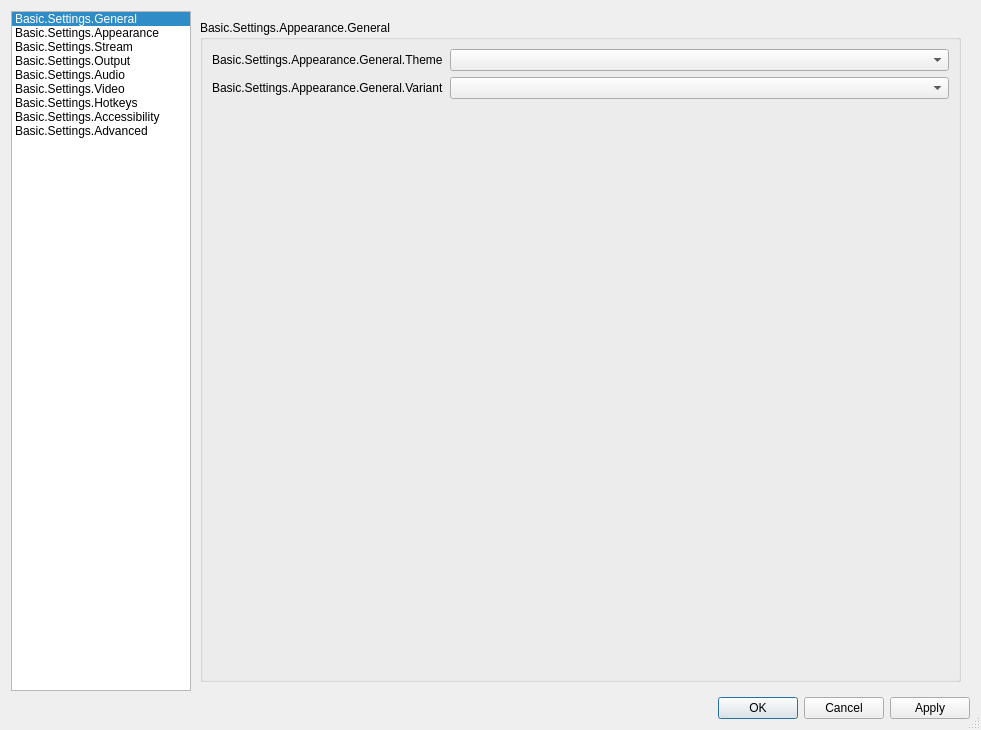
Qt form UI/forms/OBSBasicSettings.ui (BlueCheeseburger/obs-studio) before a commit.
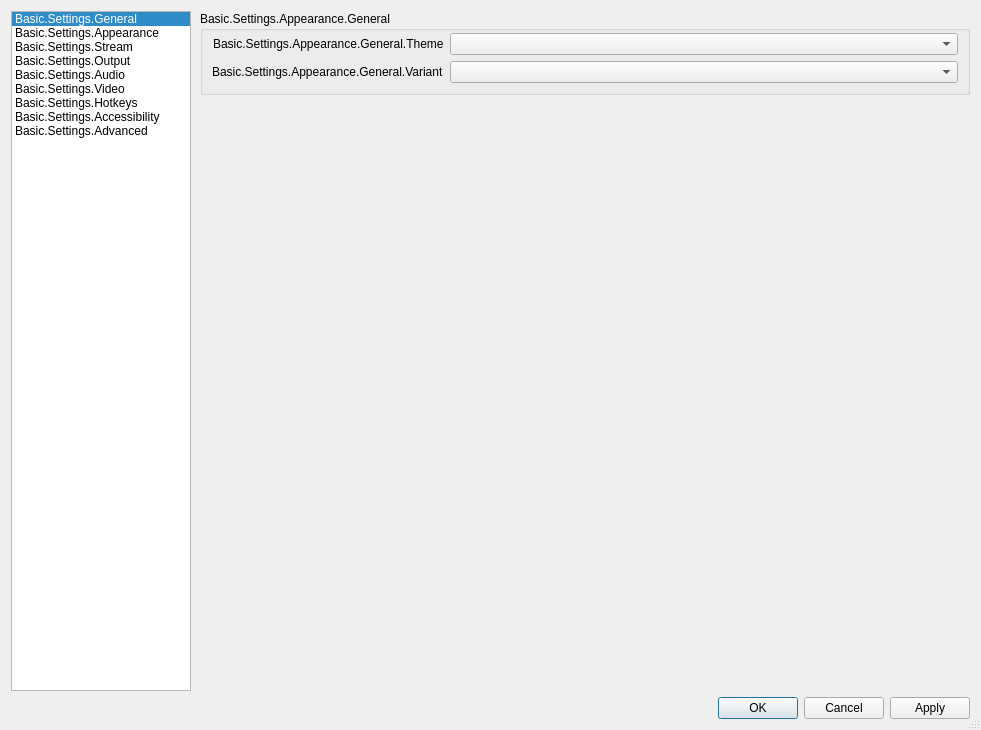
The same form after that commit. The open tabs and pages were chosen to show the change. Icons and pictures are not drawn. Custom widgets are drawn as their Qt base class.

Commit message:
UI: Fix styling of appearance tab
This makes the appearance tab look the same as other settings
tabs.

```diff
--- a/UI/forms/OBSBasicSettings.ui
+++ b/UI/forms/OBSBasicSettings.ui
@@ -936,6 +936,15 @@
              <item>
               <widget class="QFrame" name="appearanceFrame">
                <layout class="QVBoxLayout" name="verticalLayout_30">
+                <property name="topMargin">
+                 <number>0</number>
+                </property>
+                <property name="rightMargin">
+                 <number>0</number>
+                </property>
+                <property name="bottomMargin">
+                 <number>0</number>
+                </property>
                 <item>
                  <widget class="QGroupBox" name="appearanceGeneral">
                   <property name="title">
@@ -945,6 +954,12 @@
                    <bool>false</bool>
                   </property>
                   <layout class="QFormLayout" name="formLayout_37">
+                   <property name="labelAlignment">
+                    <set>Qt::AlignRight|Qt::AlignTrailing|Qt::AlignVCenter</set>
+                   </property>
+                   <property name="topMargin">
+                    <number>2</number>
+                   </property>
                    <item row="0" column="0">
                     <widget class="QLabel" name="label_45">
                      <property name="text">
@@ -974,6 +989,19 @@
                   </layout>
                  </widget>
                 </item>
+                <item>
+                 <spacer name="verticalSpacer_8">
+                  <property name="orientation">
+                   <enum>Qt::Vertical</enum>
+                  </property>
+                  <property name="sizeHint" stdset="0">
+                   <size>
+                    <width>20</width>
+                    <height>40</height>
+                   </size>
+                  </property>
+                 </spacer>
+                </item>
                </layout>
               </widget>
              </item>
```
